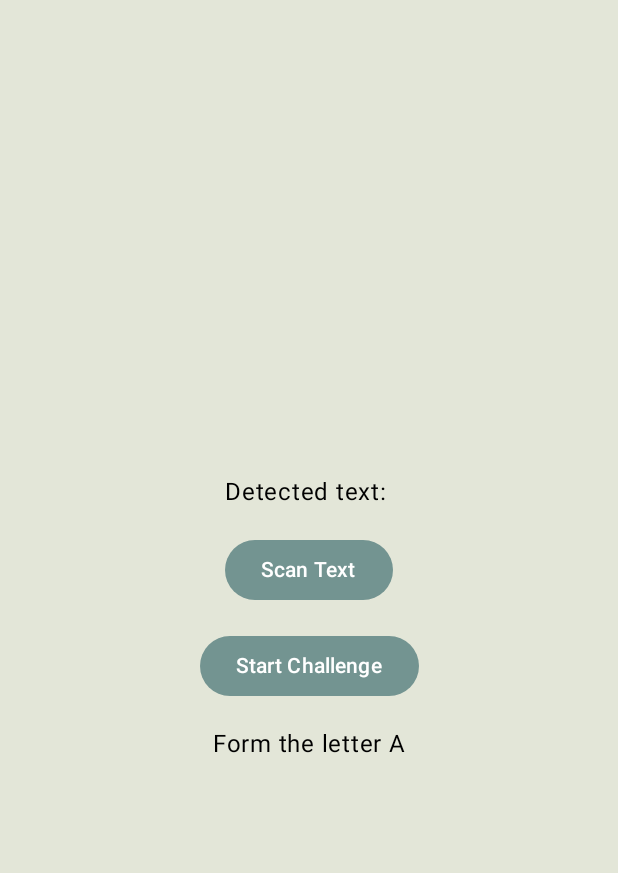
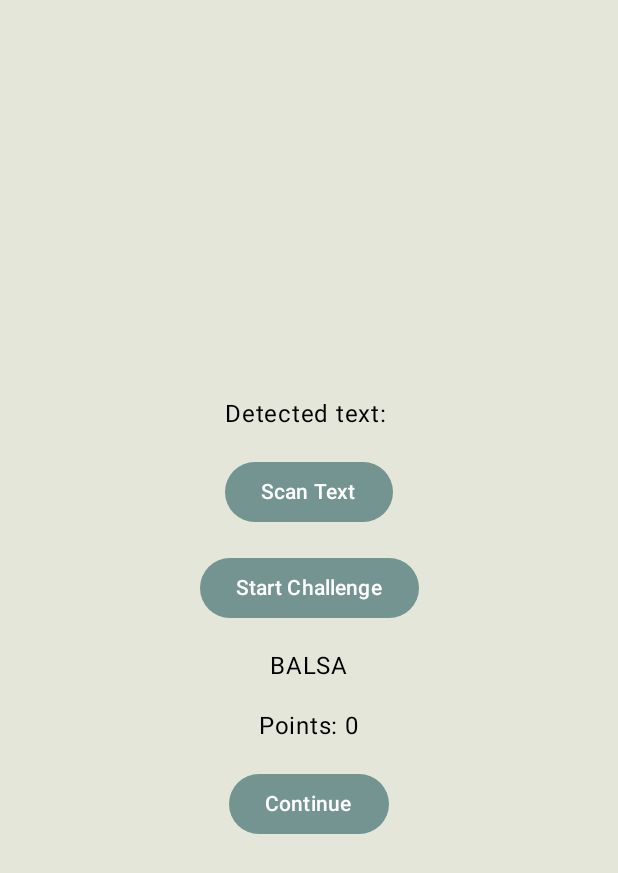
Before and after one commit to PabloPGRCondori/AlphaKid, an Android app built with Jetpack Compose: the screen it shows after launch (MainActivity), after a tap on "Start Challenge", on a phone screen of 412 x 824 dp. Shown: the top 873 px of the screen. Run offline under Robolectric (Android 15) with nearby library versions, the light colour scheme and no system bars; libraries missing offline, so code that uses them is left out: com.amazonaws.auth, com.amazonaws.regions, com.amazonaws.services.

Commit message:
Add design and music

```diff
--- a/app/src/main/java/com/example/alphakid/MainActivity.kt
+++ b/app/src/main/java/com/example/alphakid/MainActivity.kt
@@ -33,12 +33,32 @@ import kotlinx.coroutines.Dispatchers
 import kotlinx.coroutines.launch
 import java.io.ByteArrayOutputStream
 import java.nio.ByteBuffer
+import android.media.MediaPlayer
+
 
 class MainActivity : ComponentActivity() {
 
     private var detectedText by mutableStateOf("")
     private var challengeText by mutableStateOf("")
-//Add design for the app
+    private var points by mutableStateOf(0)
+    private var currentWordIndex by mutableStateOf(0)
+    private val words = listOf("BALSA", "TECLA", "BARCO", "PELOTA", "COSTAL", "CALDERA", "BOLSA", "TAPETE", "RELOJ", "DORADO")
+    private val wordPoints = mapOf(
+        "BALSA" to 5,
+        "TECLA" to 10,
+        "BARCO" to 15,
+        "PELOTA" to 20,
+        "COSTAL" to 25,
+        "CALDERA" to 30,
+        "BOLSA" to 35,
+        "TAPETE" to 40,
+        "RELOJ" to 45,
+        "DORADO" to 50
+    )
+    private lateinit var correctSound: MediaPlayer
+    private lateinit var incorrectSound: MediaPlayer
+    private lateinit var backgroundMusic: MediaPlayer
+
     override fun onCreate(savedInstanceState: Bundle?) {
         super.onCreate(savedInstanceState)
         setContent {
@@ -62,10 +82,25 @@ class MainActivity : ComponentActivity() {
                         }
                         Spacer(modifier = Modifier.height(16.dp))
                         Text(text = challengeText)
+                        Spacer(modifier = Modifier.height(16.dp))
+                        Text(text = "Points: $points")
+                        Spacer(modifier = Modifier.height(16.dp))
+                        if (challengeText.isNotEmpty()) {
+                            Button(onClick = { continueChallenge() }) {
+                                Text(text = "Continue")
+                            }
+                        }
                     }
                 }
             }
         }
+
+        // Initialize MediaPlayer for sounds
+        correctSound = MediaPlayer.create(this, R.raw.correcto)
+        incorrectSound = MediaPlayer.create(this, R.raw.incorrecto)
+        backgroundMusic = MediaPlayer.create(this, R.raw.background_music)
+        backgroundMusic.isLooping = true
+        backgroundMusic.start()
 
         // Check for camera permission
         if (ContextCompat.checkSelfPermission(this, Manifest.permission.CAMERA) != PackageManager.PERMISSION_GRANTED) {
@@ -79,8 +114,20 @@ class MainActivity : ComponentActivity() {
     }
 
     private fun startChallenge() {
-        challengeText = "Form the letter A"
+        currentWordIndex = 0
+        points = 0
+        challengeText = words[currentWordIndex]
         startCameraForScan()
+    }
+
+    private fun continueChallenge() {
+        if (currentWordIndex < words.size - 1) {
+            currentWordIndex++
+            challengeText = words[currentWordIndex]
+            startCameraForScan()
+        } else {
+            challengeText = "Congratulations! You completed the challenge with $points points."
+        }
     }
 
     override fun onRequestPermissionsResult(requestCode: Int, permissions: Array<String>, grantResults: IntArray) {
@@ -122,9 +169,11 @@ class MainActivity : ComponentActivity() {
             val detectedText = result.textDetections.firstOrNull()?.detectedText ?: "No text detected"
             this@MainActivity.detectedText = detectedText
 
-            if (challengeText.isNotEmpty()) {
-                if (detectedText.equals("SOL", ignoreCase = true)) {
-                    this@MainActivity.challengeText = "Congratulations! You formed the letter A correctly."
+            if (challengeText.isNotEmpty() && currentWordIndex < words.size) {
+                if (detectedText.equals(challengeText, ignoreCase = true)) {
+                    val pointsEarned = wordPoints[challengeText] ?: 0
+                    this@MainActivity.points += pointsEarned
+                    this@MainActivity.challengeText = "Correct! You earned $pointsEarned points."
                 } else {
                     this@MainActivity.challengeText = "Incorrect or poorly focused. Try again."
                 }
```
Also changed, not shown: 3 other files.
